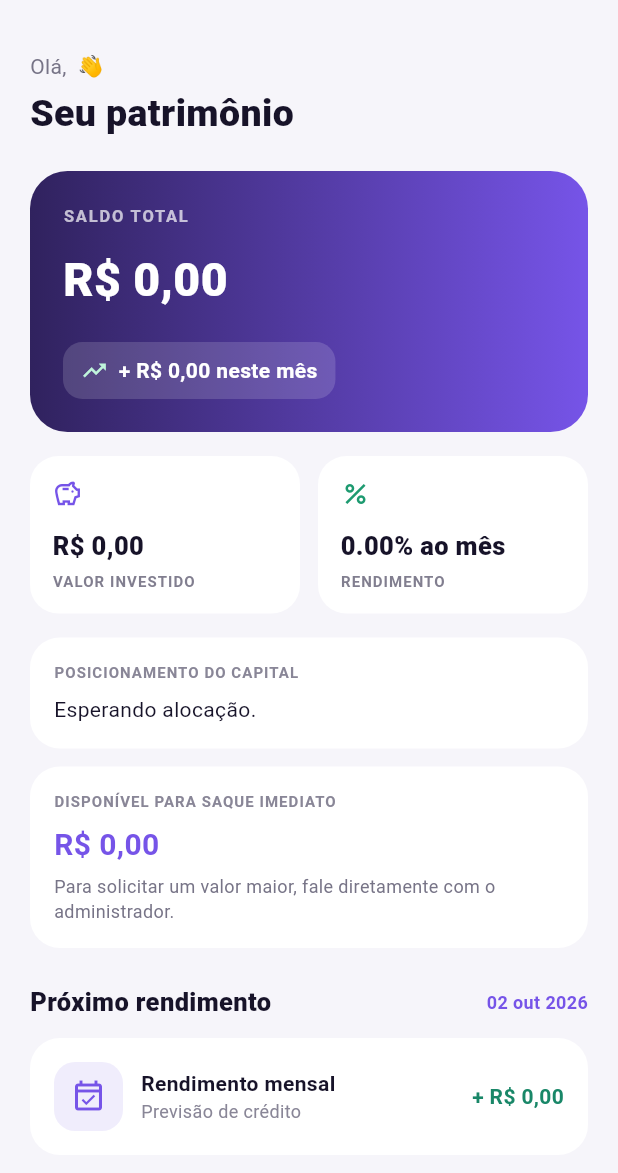
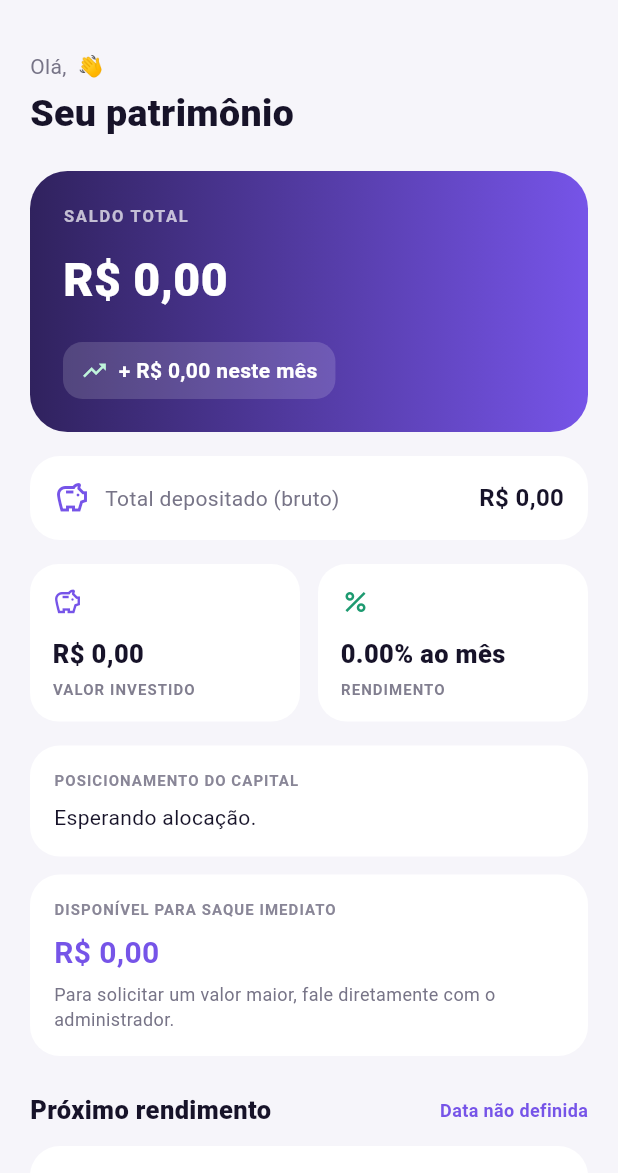
Before and after one commit to MappleLevelexu/sw, a Flutter app: the ClientShell screen opened directly, on a phone screen of 412 x 824 dp, the part 63-1236 px from its top. Run offline on Flutter 3.47's test engine with Material 3 defaults, Android fonts, the phone set to English and light mode, and no system bars; our stand-ins replace cloud_firestore, firebase_auth, firebase_core; accounts and stored records are empty; statements that could not run were skipped.

Commit message:
Atualiza

```diff
--- a/lib/main.dart
+++ b/lib/main.dart
@@ -248,6 +248,7 @@ class ClientsPage extends StatelessWidget {
           final name = data['name'] as String? ?? 'Cliente';
           final principal = (data['principal'] as num?)?.toDouble() ?? 0;
           final balance = (data['balance'] as num?)?.toDouble() ?? principal;
+          final totalDeposits = (data['totalDeposits'] as num?)?.toDouble() ?? principal;
           final immediateAvailable = (data['immediateAvailable'] as num?)?.toDouble() ?? 0;
           final rate = (data['monthlyRate'] as num?)?.toDouble() ?? 0;
           final earningStart = data['earningStartDate'] is Timestamp
@@ -257,6 +258,8 @@ class ClientsPage extends StatelessWidget {
             Row(children: [CircleAvatar(backgroundColor: const Color(0xFFF0EDFC), child: Text(name.isEmpty ? '?' : name[0].toUpperCase(), style: const TextStyle(color: violet, fontWeight: FontWeight.bold))), const SizedBox(width: 12), Expanded(child: Column(crossAxisAlignment: CrossAxisAlignment.start, children: [Text(name, style: const TextStyle(fontWeight: FontWeight.bold, color: ink)), Text(data['email'] as String? ?? '', style: const TextStyle(fontSize: 12, color: Color(0xFF8A8796)))]))]),
             const Divider(height: 22),
             Row(mainAxisAlignment: MainAxisAlignment.spaceBetween, children: [Column(crossAxisAlignment: CrossAxisAlignment.start, children: [const Text('SALDO ATUAL', style: TextStyle(fontSize: 9, color: Color(0xFF898697), letterSpacing: .7)), Text(formatMoney(balance), style: const TextStyle(fontSize: 17, fontWeight: FontWeight.bold, color: ink))]), Column(crossAxisAlignment: CrossAxisAlignment.end, children: [const Text('RENDIMENTO MENSAL', style: TextStyle(fontSize: 9, color: Color(0xFF898697), letterSpacing: .7)), Text('${rate.toStringAsFixed(2)}% · ${formatMoney(principal * rate / 100)}', style: const TextStyle(fontSize: 13, fontWeight: FontWeight.bold, color: violet))])]),
+            const SizedBox(height: 8),
+            Row(children: [const Icon(Icons.savings_outlined, size: 16, color: violet), const SizedBox(width: 6), const Expanded(child: Text('Total depositado (bruto)', style: TextStyle(fontSize: 12, color: Color(0xFF777487)))), Text(formatMoney(totalDeposits), style: const TextStyle(fontSize: 13, fontWeight: FontWeight.bold, color: ink)), const SizedBox(width: 6), IconButton(tooltip: 'Ajustar histórico de depósitos', visualDensity: VisualDensity.compact, onPressed: () => editClientGrossDeposits(context, doc, principal, totalDeposits), icon: const Icon(Icons.edit_outlined, size: 17, color: violet))]),
             const SizedBox(height: 10),
             Row(children: [const Icon(Icons.event_repeat, size: 17, color: violet), const SizedBox(width: 6), Expanded(child: Text(earningStart == null ? 'Virada do rendimento não configurada' : 'Virada mensal: dia ${earningStart.day.toString().padLeft(2, '0')}', style: const TextStyle(fontSize: 12, color: Color(0xFF777487)))), TextButton(onPressed: () => chooseClientEarningDate(context, doc), child: Text(earningStart == null ? 'Definir data' : 'Alterar'))]),
             const SizedBox(height: 8),
@@ -292,6 +295,17 @@ Future<void> editImmediateAvailable(BuildContext context, QueryDocumentSnapshot<
   controller.dispose();
 }
 
+Future<void> editClientGrossDeposits(BuildContext context, QueryDocumentSnapshot<Map<String, dynamic>> client, double principal, double current) async {
+  final controller = TextEditingController(text: current.toStringAsFixed(2).replaceAll('.', ','));
+  final saved = await showDialog<bool>(context: context, builder: (dialogContext) => AlertDialog(title: const Text('Total depositado acumulado'), content: Column(mainAxisSize: MainAxisSize.min, crossAxisAlignment: CrossAxisAlignment.start, children: [const Text('Informe a soma bruta do aporte inicial e de todos os depósitos. Saques não reduzem este indicador.'), const SizedBox(height: 12), TextField(controller: controller, keyboardType: TextInputType.number, decoration: const InputDecoration(labelText: 'Total depositado (R\$)'))]), actions: [TextButton(onPressed: () => Navigator.pop(dialogContext, false), child: const Text('Cancelar')), FilledButton(onPressed: () => Navigator.pop(dialogContext, true), child: const Text('Salvar'))]));
+  if (saved == true) {
+    final value = double.tryParse(controller.text.trim().replaceAll('.', '').replaceAll(',', '.'));
+    if (value == null || value < principal) { if (context.mounted) ScaffoldMessenger.of(context).showSnackBar(SnackBar(content: Text('O total depositado precisa ser pelo menos o capital aplicado atual (${formatMoney(principal)}).'))); }
+    else { try { await client.reference.update({'totalDeposits': value, 'updatedAt': FieldValue.serverTimestamp()}); } catch (_) { if (context.mounted) ScaffoldMessenger.of(context).showSnackBar(const SnackBar(content: Text('Não foi possível atualizar o total depositado.'))); } }
+  }
+  controller.dispose();
+}
+
 String formatMoney(num value) {
   final parts = value.toStringAsFixed(2).split('.');
   final whole = parts[0].replaceAllMapped(RegExp(r'\B(?=(\d{3})+(?!\d))'), (_) => '.');
@@ -308,6 +322,30 @@ DateTime nextMonthlyDate() {
 
 String formatDate(DateTime date) =>
     '${date.day.toString().padLeft(2, '0')}/${date.month.toString().padLeft(2, '0')}/${date.year}';
+
+String shortDateLabel(DateTime date) {
+  const months = ['jan', 'fev', 'mar', 'abr', 'mai', 'jun', 'jul', 'ago', 'set', 'out', 'nov', 'dez'];
+  return '${date.day} ${months[date.month - 1]} ${date.year}';
+}
+
+DateTime nextEarningDate(int earningDay, DateTime firstEarningDate) {
+  final today = DateUtils.dateOnly(DateTime.now());
+  final firstDate = DateUtils.dateOnly(firstEarningDate);
+  var year = today.year;
+  var month = today.month;
+  if (firstDate.isAfter(DateTime(year, month, 1))) {
+    year = firstDate.year;
+    month = firstDate.month;
+  }
+  for (var i = 0; i < 24; i++) {
+    final lastDay = DateTime(year, month + 1, 0).day;
+    final dueDate = DateTime(year, month, earningDay.clamp(1, lastDay).toInt());
+    if (!dueDate.isBefore(today) && !dueDate.isBefore(firstDate)) return dueDate;
+    month++;
+    if (month > 12) { month = 1; year++; }
+  }
+  return DateTime(year, month, earningDay.clamp(1, DateTime(year, month + 1, 0).day).toInt());
+}
 
 Future<void> chooseClientEarningDate(
     BuildContext context, QueryDocumentSnapshot<Map<String, dynamic>> client) async {
@@ -369,6 +407,7 @@ class _NewClientSheetState extends State<_NewClientSheet> {
       await FirebaseFirestore.instance.collection('users').doc(created.user!.uid).set({
         'role': 'client', 'name': name.text.trim(), 'email': email.text.trim(),
         'principal': capital, 'balance': capital, 'monthlyRate': monthlyRate,
+        'totalDeposits': capital,
         'immediateAvailable': 0,
         'earningDay': earningStartDate.day,
         'earningStartDate': Timestamp.fromDate(earningStartDate),
@@ -450,15 +489,6 @@ class _CashPageState extends State<CashPage> {
     const SizedBox(height: 24),
     const FutureYieldSchedule(),
   ]);
-}
-
-class _YieldDue {
-  const _YieldDue(this.clientId, this.date, this.clientName, this.amount, this.dueMonth);
-  final String clientId;
-  final DateTime date;
-  final String clientName;
-  final double amount;
-  final String dueMonth;
 }
 
 class _MonthlyRow {
@@ -631,13 +661,15 @@ class _NewMovementSheetState extends State<_NewMovementSheet> {
           if (!client.exists || data == null || data['role'] != 'client') throw StateError('Cliente não encontrado.');
           final balance = (data['balance'] as num?)?.toDouble() ?? (data['principal'] as num?)?.toDouble() ?? 0;
           final principal = (data['principal'] as num?)?.toDouble() ?? balance;
+          final totalDeposits = (data['totalDeposits'] as num?)?.toDouble() ?? principal;
           final newBalance = isDeposit ? balance + value : balance - value;
           if (!isDeposit && value > balance) throw StateError('O valor ultrapassa o saldo atual do cliente (${formatMoney(balance)}).');
           final newPrincipal = isDeposit ? principal + value : (principal - value).clamp(0.0, principal).toDouble();
+          final newTotalDeposits = isDeposit ? totalDeposits + value : totalDeposits;
           final ledgerTitle = isDeposit ? 'Novo depósito' : 'Retirada lançada pelo administrador';
           final ledgerType = isDeposit ? 'credit' : 'debit';
           transaction.set(movementRef, {...movement, 'kind': isDeposit ? 'client_deposit' : 'manual_client_withdrawal', 'clientId': selectedClientId});
-          transaction.update(clientRef, {'balance': newBalance, 'principal': newPrincipal, if (!isDeposit) 'immediateAvailable': (((data['immediateAvailable'] as num?)?.toDouble() ?? 0) - value).clamp(0.0, newBalance).toDouble(), 'updatedAt': FieldValue.serverTimestamp()});
+          transaction.update(clientRef, {'balance': newBalance, 'principal': newPrincipal, 'totalDeposits': newTotalDeposits, if (!isDeposit) 'immediateAvailable': (((data['immediateAvailable'] as num?)?.toDouble() ?? 0) - value).clamp(0.0, newBalance).toDouble(), 'updatedAt': FieldValue.serverTimestamp()});
           transaction.set(ledgerRef, {'type': ledgerType, 'title': ledgerTitle, 'description': description.text.trim(), 'amount': value, 'balanceAfter': newBalance, 'date': Timestamp.fromDate(DateUtils.dateOnly(now)), 'createdAt': FieldValue.serverTimestamp(), 'source': isDeposit ? 'manual_deposit' : 'manual_withdrawal'});
         });
       } else {
@@ -778,12 +810,16 @@ class ClientHome extends StatelessWidget {
           final principal = (data['principal'] as num?)?.toDouble() ?? 0;
           final balance = (data['balance'] as num?)?.toDouble() ?? principal;
           final immediateAvailable = (data['immediateAvailable'] as num?)?.toDouble() ?? 0;
+          final totalDeposits = (data['totalDeposits'] as num?)?.toDouble() ?? principal;
           final rate = (data['monthlyRate'] as num?)?.toDouble() ?? 0;
-          return _dashboard(context, name, principal, balance, immediateAvailable, rate, data['position'] as String? ?? '');
+          final earningStartDate = data['earningStartDate'] is Timestamp ? (data['earningStartDate'] as Timestamp).toDate() : null;
+          final earningDay = (data['earningDay'] as num?)?.toInt() ?? earningStartDate?.day;
+          final nextYield = earningDay != null && earningStartDate != null && earningDay >= 1 && earningDay <= 31 ? nextEarningDate(earningDay, earningStartDate) : null;
+          return _dashboard(context, name, principal, balance, totalDeposits, immediateAvailable, rate, data['position'] as String? ?? '', nextYield);
         },
       );
 
-  Widget _dashboard(BuildContext context, String name, double principal, double balance, double immediateAvailable, double rate, String position) => ListView(
+  Widget _dashboard(BuildContext context, String name, double principal, double balance, double totalDeposits, double immediateAvailable, double rate, String position, DateTime? nextYield) => ListView(
         padding: const EdgeInsets.all(20),
         children: [
           Text('Olá, $name 👋',
@@ -839,6 +875,8 @@ class ClientHome extends StatelessWidget {
             ),
           ),
           const SizedBox(height: 16),
+          card(Row(children: [const Icon(Icons.savings_outlined, color: violet), const SizedBox(width: 10), const Expanded(child: Text('Total depositado (bruto)', style: TextStyle(color: Color(0xFF777487)))), Text(formatMoney(totalDeposits), style: const TextStyle(fontSize: 16, fontWeight: FontWeight.bold, color: ink))])),
+          const SizedBox(height: 16),
           Row(children: [
             Expanded(
                 child: metric('VALOR INVESTIDO', formatMoney(principal),
@@ -853,7 +891,7 @@ class ClientHome extends StatelessWidget {
           const SizedBox(height: 12),
           card(Column(crossAxisAlignment: CrossAxisAlignment.start, children: [const Text('DISPONÍVEL PARA SAQUE IMEDIATO', style: TextStyle(fontSize: 10, letterSpacing: .7, fontWeight: FontWeight.bold, color: Color(0xFF898697))), const SizedBox(height: 8), Text(formatMoney(immediateAvailable.clamp(0.0, balance)), style: const TextStyle(fontSize: 20, fontWeight: FontWeight.bold, color: violet)), const SizedBox(height: 4), const Text('Para solicitar um valor maior, fale diretamente com o administrador.', style: TextStyle(fontSize: 12, color: Color(0xFF777487)))])),
           const SizedBox(height: 24),
-          sectionTitle('Próximo rendimento', '02 out 2026'),
+          sectionTitle('Próximo rendimento', nextYield == null ? 'Data não definida' : shortDateLabel(nextYield)),
           const SizedBox(height: 12),
           card(Row(children: [
             Container(
@@ -865,14 +903,14 @@ class ClientHome extends StatelessWidget {
                 child: const Icon(Icons.event_available_outlined,
                     color: violet)),
             const SizedBox(width: 12),
-            const Expanded(
+            Expanded(
                 child: Column(
                     crossAxisAlignment: CrossAxisAlignment.start,
                     children: [
-                  Text('Rendimento mensal',
+                  Text(nextYield == null ? 'Rendimento mensal' : 'Crédito em ${formatDate(nextYield)}',
                       style: TextStyle(
                           fontWeight: FontWeight.bold, color: ink)),
-                  Text('Previsão de crédito',
+                  Text(nextYield == null ? 'Data não configurada pelo administrador' : 'Previsão de crédito',
                       style:
                           TextStyle(fontSize: 12, color: Color(0xFF898697))),
                 ])),
@@ -906,7 +944,7 @@ class ClientHome extends StatelessWidget {
             ),
           ),
           const SizedBox(height: 10),
-          const Text('Solicitações sujeitas à aprovação do administrador.',
+          const Text('Solicitações sujeitas à aprovação do seu assessor (Junior).',
               textAlign: TextAlign.center,
               style: TextStyle(fontSize: 11, color: Color(0xFF898697))),
         ],
@@ -929,7 +967,7 @@ class _WithdrawalSheetState extends State<_WithdrawalSheet> {
   double get allowedAmount => widget.immediateAvailable.clamp(0.0, widget.balance).toDouble();
   Future<void> submit() async {
     final amount = double.tryParse(amountController.text.trim().replaceAll('.', '').replaceAll(',', '.'));
-    if (amount == null || amount <= 0 || amount > allowedAmount) { setState(() => error = 'Informe um valor positivo até ${formatMoney(allowedAmount)}. Para solicitar acima desse limite, fale diretamente com o administrador.'); return; }
+    if (amount == null || amount <= 0 || amount > allowedAmount) { setState(() => error = 'Informe um valor positivo até ${formatMoney(allowedAmount)}. Para solicitar acima desse limite, fale diretamente com o seu assessor (Junior).'); return; }
     setState(() { saving = true; error = null; });
     try {
       await FirebaseFirestore.instance.collection('withdrawal_requests').add({'userId': FirebaseAuth.instance.currentUser!.uid, 'amount': amount, 'status': 'pending', 'createdAt': FieldValue.serverTimestamp()});
```
Also changed, not shown: 1 other file.
